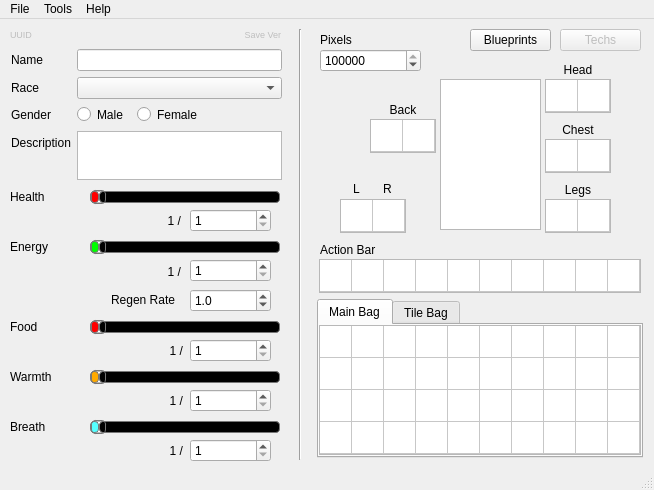
Qt form starcheat/templates/MainWindow.ui (wizzomafizzo/starcheat) before a commit.
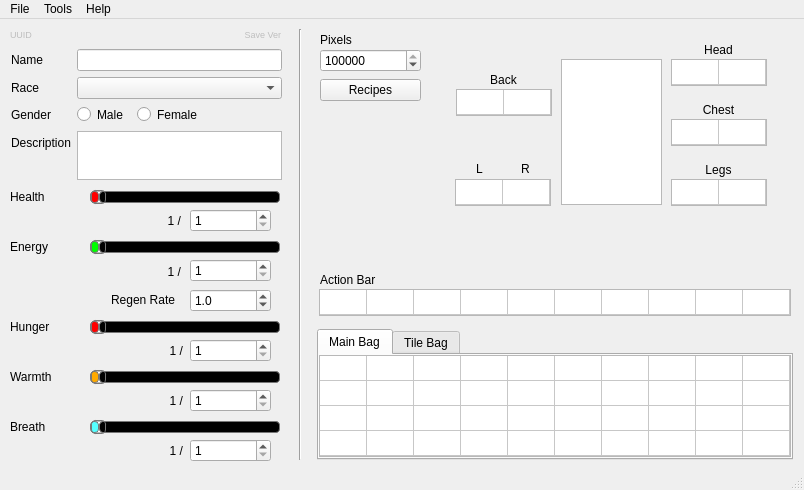
The same form after that commit.

Commit message: Add tech item support, UI tweaks

```diff
--- a/starcheat/templates/MainWindow.ui
+++ b/starcheat/templates/MainWindow.ui
@@ -6,7 +6,7 @@
    <rect>
     <x>0</x>
     <y>0</y>
-    <width>654</width>
+    <width>804</width>
     <height>490</height>
    </rect>
   </property>
@@ -18,13 +18,13 @@
   </property>
   <property name="minimumSize">
    <size>
-    <width>654</width>
+    <width>804</width>
     <height>490</height>
    </size>
   </property>
   <property name="maximumSize">
    <size>
-    <width>654</width>
+    <width>804</width>
     <height>490</height>
    </size>
   </property>
@@ -360,12 +360,12 @@
      <rect>
       <x>10</x>
       <y>300</y>
-      <width>46</width>
+      <width>51</width>
       <height>16</height>
      </rect>
     </property>
     <property name="text">
-     <string>Food</string>
+     <string>Hunger</string>
     </property>
    </widget>
    <widget class="QSlider" name="warmth">
@@ -432,9 +432,9 @@
    <widget class="QLabel" name="backpack_label">
     <property name="geometry">
      <rect>
-      <x>370</x>
-      <y>80</y>
-      <width>66</width>
+      <x>458</x>
+      <y>50</y>
+      <width>91</width>
       <height>21</height>
      </rect>
     </property>
@@ -448,9 +448,9 @@
    <widget class="QLabel" name="legs_label">
     <property name="geometry">
      <rect>
-      <x>545</x>
-      <y>160</y>
-      <width>66</width>
+      <x>673</x>
+      <y>140</y>
+      <width>91</width>
       <height>21</height>
      </rect>
     </property>
@@ -464,8 +464,8 @@
    <widget class="QLabel" name="left_hand_label">
     <property name="geometry">
      <rect>
-      <x>341</x>
-      <y>160</y>
+      <x>464</x>
+      <y>140</y>
       <width>31</width>
       <height>20</height>
      </rect>
@@ -480,9 +480,9 @@
    <widget class="QLabel" name="chest_label">
     <property name="geometry">
      <rect>
-      <x>545</x>
-      <y>100</y>
-      <width>66</width>
+      <x>673</x>
+      <y>80</y>
+      <width>91</width>
       <height>21</height>
      </rect>
     </property>
@@ -496,9 +496,9 @@
    <widget class="QLabel" name="head_label">
     <property name="geometry">
      <rect>
-      <x>545</x>
-      <y>40</y>
-      <width>66</width>
+      <x>673</x>
+      <y>20</y>
+      <width>91</width>
       <height>21</height>
      </rect>
     </property>
@@ -513,9 +513,9 @@
     <property name="geometry">
      <rect>
       <x>317</x>
-      <y>280</y>
-      <width>326</width>
-      <height>159</height>
+      <y>310</y>
+      <width>476</width>
+      <height>131</height>
      </rect>
     </property>
     <property name="currentIndex">
@@ -530,8 +530,8 @@
        <rect>
         <x>0</x>
         <y>0</y>
-        <width>322</width>
-        <height>130</height>
+        <width>472</width>
+        <height>102</height>
        </rect>
       </property>
       <property name="font">
@@ -576,19 +576,19 @@
        <bool>false</bool>
       </attribute>
       <attribute name="horizontalHeaderDefaultSectionSize">
-       <number>32</number>
+       <number>47</number>
       </attribute>
       <attribute name="horizontalHeaderMinimumSectionSize">
-       <number>32</number>
+       <number>47</number>
       </attribute>
       <attribute name="verticalHeaderVisible">
        <bool>false</bool>
       </attribute>
       <attribute name="verticalHeaderDefaultSectionSize">
-       <number>32</number>
+       <number>25</number>
       </attribute>
       <attribute name="verticalHeaderMinimumSectionSize">
-       <number>32</number>
+       <number>25</number>
       </attribute>
       <row>
        <property name="text">
@@ -805,9 +805,9 @@
     <property name="geometry">
      <rect>
       <x>319</x>
-      <y>240</y>
-      <width>322</width>
-      <height>34</height>
+      <y>270</y>
+      <width>472</width>
+      <height>27</height>
      </rect>
     </property>
     <property name="font">
@@ -849,19 +849,19 @@
      <bool>false</bool>
     </attribute>
     <attribute name="horizontalHeaderDefaultSectionSize">
-     <number>32</number>
+     <number>47</number>
     </attribute>
     <attribute name="horizontalHeaderMinimumSectionSize">
-     <number>32</number>
+     <number>47</number>
     </attribute>
     <attribute name="verticalHeaderVisible">
      <bool>false</bool>
     </attribute>
     <attribute name="verticalHeaderDefaultSectionSize">
-     <number>32</number>
+     <number>25</number>
     </attribute>
     <attribute name="verticalHeaderMinimumSectionSize">
-     <number>32</number>
+     <number>25</number>
     </attribute>
     <row>
      <property name="text">
@@ -922,10 +922,10 @@
    <widget class="QTableWidget" name="wieldable">
     <property name="geometry">
      <rect>
-      <x>340</x>
-      <y>180</y>
-      <width>66</width>
-      <height>34</height>
+      <x>455</x>
+      <y>160</y>
+      <width>96</width>
+      <height>27</height>
      </rect>
     </property>
     <property name="font">
@@ -964,10 +964,10 @@
      <bool>false</bool>
     </attribute>
     <attribute name="horizontalHeaderDefaultSectionSize">
-     <number>32</number>
+     <number>47</number>
     </attribute>
     <attribute name="horizontalHeaderMinimumSectionSize">
-     <number>32</number>
+     <number>47</number>
     </attribute>
     <attribute name="horizontalHeaderStretchLastSection">
      <bool>true</bool>
@@ -976,10 +976,10 @@
      <bool>false</bool>
     </attribute>
     <attribute name="verticalHeaderDefaultSectionSize">
-     <number>32</number>
+     <number>25</number>
     </attribute>
     <attribute name="verticalHeaderMinimumSectionSize">
-     <number>32</number>
+     <number>25</number>
     </attribute>
     <row>
      <property name="text">
@@ -1001,7 +1001,7 @@
     <property name="geometry">
      <rect>
       <x>320</x>
-      <y>220</y>
+      <y>250</y>
       <width>64</width>
       <height>21</height>
      </rect>
@@ -1013,10 +1013,10 @@
    <widget class="QTableWidget" name="legs">
     <property name="geometry">
      <rect>
-      <x>545</x>
-      <y>180</y>
-      <width>66</width>
-      <height>34</height>
+      <x>671</x>
+      <y>160</y>
+      <width>96</width>
+      <height>27</height>
      </rect>
     </property>
     <property name="font">
@@ -1055,10 +1055,10 @@
      <bool>false</bool>
     </attribute>
     <attribute name="horizontalHeaderDefaultSectionSize">
-     <number>32</number>
+     <number>47</number>
     </attribute>
     <attribute name="horizontalHeaderMinimumSectionSize">
-     <number>32</number>
+     <number>47</number>
     </attribute>
     <attribute name="horizontalHeaderStretchLastSection">
      <bool>true</bool>
@@ -1067,10 +1067,10 @@
      <bool>false</bool>
     </attribute>
     <attribute name="verticalHeaderDefaultSectionSize">
-     <number>32</number>
+     <number>25</number>
     </attribute>
     <attribute name="verticalHeaderMinimumSectionSize">
-     <number>32</number>
+     <number>25</number>
     </attribute>
     <row>
      <property name="text">
@@ -1091,10 +1091,10 @@
    <widget class="QTableWidget" name="chest">
     <property name="geometry">
      <rect>
-      <x>545</x>
-      <y>120</y>
-      <width>66</width>
-      <height>34</height>
+      <x>671</x>
+      <y>100</y>
+      <width>96</width>
+      <height>27</height>
      </rect>
     </property>
     <property name="font">
@@ -1133,10 +1133,10 @@
      <bool>false</bool>
     </attribute>
     <attribute name="horizontalHeaderDefaultSectionSize">
-     <number>32</number>
+     <number>47</number>
     </attribute>
     <attribute name="horizontalHeaderMinimumSectionSize">
-     <number>32</number>
+     <number>47</number>
     </attribute>
     <attribute name="horizontalHeaderStretchLastSection">
      <bool>true</bool>
@@ -1145,10 +1145,10 @@
      <bool>false</bool>
     </attribute>
     <attribute name="verticalHeaderDefaultSectionSize">
-     <number>32</number>
+     <number>25</number>
     </attribute>
     <attribute name="verticalHeaderMinimumSectionSize">
-     <number>32</number>
+     <number>25</number>
     </attribute>
     <row>
      <property name="text">
@@ -1169,10 +1169,10 @@
    <widget class="QTableWidget" name="back">
     <property name="geometry">
      <rect>
-      <x>370</x>
-      <y>100</y>
-      <width>66</width>
-      <height>34</height>
+      <x>456</x>
+      <y>70</y>
+      <width>96</width>
+      <height>27</height>
      </rect>
     </property>
     <property name="font">
@@ -1211,10 +1211,10 @@
      <bool>false</bool>
     </attribute>
     <attribute name="horizontalHeaderDefaultSectionSize">
-     <number>32</number>
+     <number>47</number>
     </attribute>
     <attribute name="horizontalHeaderMinimumSectionSize">
-     <number>32</number>
+     <number>47</number>
     </attribute>
     <attribute name="horizontalHeaderStretchLastSection">
      <bool>true</bool>
@@ -1223,10 +1223,10 @@
      <bool>false</bool>
     </attribute>
     <attribute name="verticalHeaderDefaultSectionSize">
-     <number>32</number>
+     <number>25</number>
     </attribute>
     <attribute name="verticalHeaderMinimumSectionSize">
-     <number>32</number>
+     <number>25</number>
     </attribute>
     <row>
      <property name="text">
@@ -1247,10 +1247,10 @@
    <widget class="QTableWidget" name="head">
     <property name="geometry">
      <rect>
-      <x>545</x>
-      <y>60</y>
-      <width>66</width>
-      <height>34</height>
+      <x>671</x>
+      <y>40</y>
+      <width>96</width>
+      <height>27</height>
      </rect>
     </property>
     <property name="font">
@@ -1289,10 +1289,10 @@
      <bool>false</bool>
     </attribute>
     <attribute name="horizontalHeaderDefaultSectionSize">
-     <number>32</number>
+     <number>47</number>
     </attribute>
     <attribute name="horizontalHeaderMinimumSectionSize">
-     <number>32</number>
+     <number>47</number>
     </attribute>
     <attribute name="horizontalHeaderStretchLastSection">
      <bool>true</bool>
@@ -1301,10 +1301,10 @@
      <bool>false</bool>
     </attribute>
     <attribute name="verticalHeaderDefaultSectionSize">
-     <number>32</number>
+     <number>25</number>
     </attribute>
     <attribute name="verticalHeaderMinimumSectionSize">
-     <number>32</number>
+     <number>25</number>
     </attribute>
     <row>
      <property name="text">
@@ -1379,18 +1379,18 @@
    <widget class="QGraphicsView" name="player_pic">
     <property name="geometry">
      <rect>
-      <x>440</x>
-      <y>60</y>
+      <x>561</x>
+      <y>40</y>
       <width>101</width>
-      <height>151</height>
+      <height>146</height>
      </rect>
     </property>
    </widget>
    <widget class="QLabel" name="left_hand_label_2">
     <property name="geometry">
      <rect>
-      <x>372</x>
-      <y>160</y>
+      <x>510</x>
+      <y>140</y>
       <width>31</width>
       <height>20</height>
      </rect>
@@ -1656,33 +1656,17 @@
      </item>
     </layout>
    </widget>
-   <widget class="QPushButton" name="techs_button">
-    <property name="enabled">
-     <bool>false</bool>
-    </property>
-    <property name="geometry">
-     <rect>
-      <x>560</x>
-      <y>10</y>
-      <width>81</width>
-      <height>22</height>
-     </rect>
-    </property>
-    <property name="text">
-     <string>Techs</string>
-    </property>
-   </widget>
    <widget class="QPushButton" name="blueprints_button">
     <property name="geometry">
      <rect>
-      <x>470</x>
-      <y>10</y>
-      <width>81</width>
+      <x>320</x>
+      <y>60</y>
+      <width>101</width>
       <height>22</height>
      </rect>
     </property>
     <property name="text">
-     <string>Blueprints</string>
+     <string>Recipes</string>
     </property>
    </widget>
   </widget>
@@ -1691,7 +1675,7 @@
     <rect>
      <x>0</x>
      <y>0</y>
-     <width>654</width>
+     <width>804</width>
      <height>19</height>
     </rect>
    </property>
```
Left out of the diff: 12 changed lines with no effect on the pictures. The commit also changes 3 other files.
